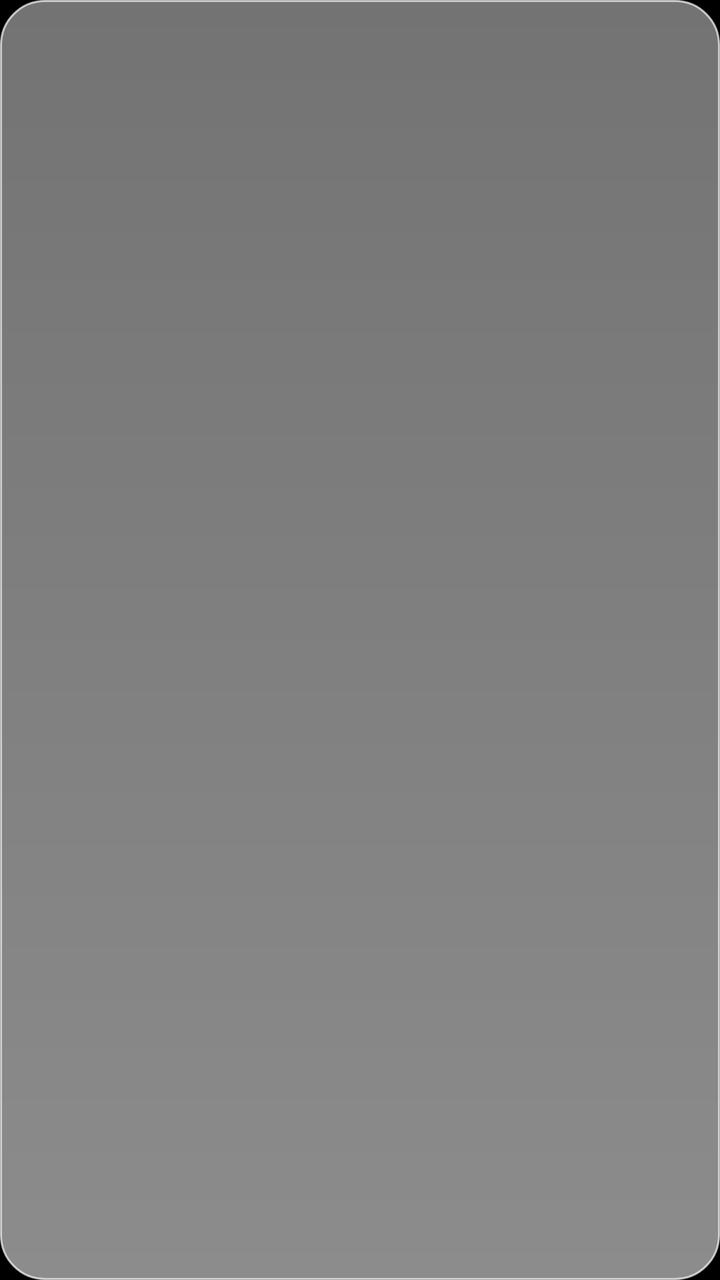
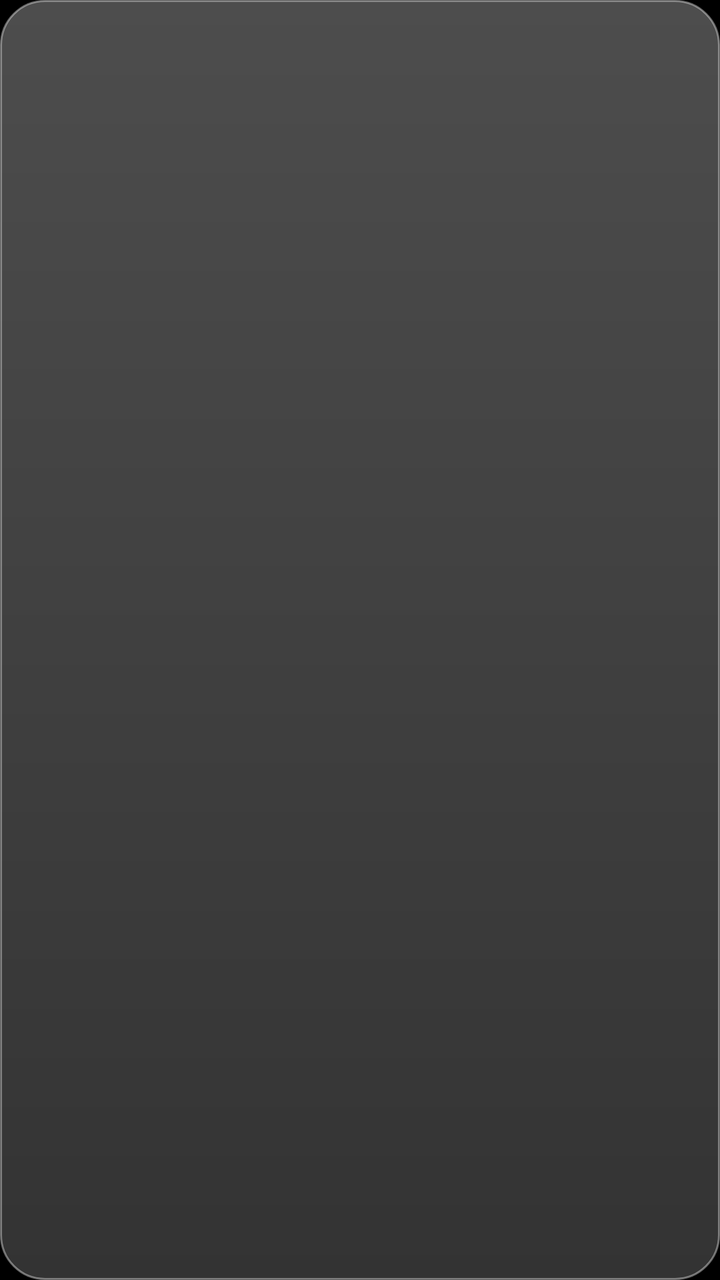

Before-and-after screenshots of an Android layout around one commit, followed by the original layout XML and the change that was made.
<!-- AndroidManifest.xml: application theme android:Theme.NoTitleBar -->
<!-- res/layout/widget_lyrics.xml -->
<?xml version="1.0" encoding="utf-8"?>
<FrameLayout xmlns:android="http://schemas.android.com/apk/res/android"
    android:id="@+id/l_root"
    android:layout_width="match_parent"
    android:layout_height="match_parent"
    android:background="@drawable/widget_glass"
    android:paddingLeft="16dp"
    android:paddingRight="16dp"
    android:paddingTop="14dp"
    android:paddingBottom="14dp">

    <ViewFlipper
        android:id="@+id/l_flip"
        android:layout_width="match_parent"
        android:layout_height="match_parent"
        android:inAnimation="@anim/lw_line_in"
        android:animateFirstView="false">

        <LinearLayout
            android:layout_width="match_parent"
            android:layout_height="match_parent"
            android:orientation="vertical"
            android:gravity="center">

            <TextView
                android:id="@+id/l_prev_line"
                android:layout_width="match_parent"
                android:layout_height="wrap_content"
                android:maxLines="1"
                android:ellipsize="end"
                android:gravity="center"
                android:textAlignment="center"
                android:textColor="#59111318"
                android:textSize="13sp"
                android:shadowColor="#66FFFFFF"
                android:shadowDx="0"
                android:shadowDy="1"
                android:shadowRadius="9"
                android:text="" />

            <TextView
                android:id="@+id/l_line"
                android:layout_width="match_parent"
                android:layout_height="wrap_content"
                android:layout_marginTop="5dp"
                android:layout_marginBottom="5dp"
                android:maxLines="4"
                android:lineSpacingExtra="2dp"
                android:ellipsize="end"
                android:gravity="center"
                android:textAlignment="center"
                android:textColor="#F2111318"
                android:textSize="24sp"
                android:textStyle="bold"
                android:shadowColor="#8CFFFFFF"
                android:shadowDx="0"
                android:shadowDy="1"
                android:shadowRadius="14"
                android:text="" />

            <TextView
                android:id="@+id/l_next"
                android:layout_width="match_parent"
                android:layout_height="wrap_content"
                android:maxLines="1"
                android:ellipsize="end"
                android:gravity="center"
                android:textAlignment="center"
                android:textColor="#99111318"
                android:textSize="14sp"
                android:shadowColor="#66FFFFFF"
                android:shadowDx="0"
                android:shadowDy="1"
                android:shadowRadius="9"
                android:text=" " />
        </LinearLayout>

        <LinearLayout
            android:layout_width="match_parent"
            android:layout_height="match_parent"
            android:orientation="vertical"
            android:gravity="center">

            <TextView
                android:id="@+id/l_prev_line2"
                android:layout_width="match_parent"
                android:layout_height="wrap_content"
                android:maxLines="1"
                android:ellipsize="end"
                android:gravity="center"
                android:textAlignment="center"
                android:textColor="#59111318"
                android:textSize="13sp"
                android:shadowColor="#66FFFFFF"
                android:shadowDx="0"
                android:shadowDy="1"
                android:shadowRadius="9"
                android:text="" />

            <TextView
                android:id="@+id/l_line2"
                android:layout_width="match_parent"
                android:layout_height="wrap_content"
                android:layout_marginTop="5dp"
                android:layout_marginBottom="5dp"
                android:maxLines="4"
                android:lineSpacingExtra="2dp"
                android:ellipsize="end"
                android:gravity="center"
                android:textAlignment="center"
                android:textColor="#F2111318"
                android:textSize="24sp"
                android:textStyle="bold"
                android:shadowColor="#8CFFFFFF"
                android:shadowDx="0"
                android:shadowDy="1"
                android:shadowRadius="14"
                android:text="" />

            <TextView
                android:id="@+id/l_next2"
                android:layout_width="match_parent"
                android:layout_height="wrap_content"
                android:maxLines="1"
                android:ellipsize="end"
                android:gravity="center"
                android:textAlignment="center"
                android:textColor="#99111318"
                android:textSize="14sp"
                android:shadowColor="#66FFFFFF"
                android:shadowDx="0"
                android:shadowDy="1"
                android:shadowRadius="9"
                android:text=" " />
        </LinearLayout>
    </ViewFlipper>
</FrameLayout>
<!-- resources referenced by this layout -->
<resources>
  <!-- drawable widget_glass (drawable) -->
  <?xml version="1.0" encoding="utf-8"?>
  <shape xmlns:android="http://schemas.android.com/apk/res/android"
      android:shape="rectangle">
      <gradient
          android:angle="90"
          android:startColor="#8CFFFFFF"
          android:endColor="#73FFFFFF" />
      <corners android:radius="22dp" />
      <stroke
          android:width="1dp"
          android:color="#B3FFFFFF" />
  </shape>
</resources>

<!-- the commit's change to res/layout/widget_lyrics.xml (unified diff, before → after) -->
@@ -9,129 +9,135 @@
     android:paddingTop="14dp"
     android:paddingBottom="14dp">
 
-    <ViewFlipper
-        android:id="@+id/l_flip"
+    <LinearLayout
         android:layout_width="match_parent"
         android:layout_height="match_parent"
-        android:inAnimation="@anim/lw_line_in"
-        android:animateFirstView="false">
+        android:orientation="vertical"
+        android:gravity="center">
+
+        <TextView
+            android:id="@+id/l_prev_line"
+            android:layout_width="match_parent"
+            android:layout_height="wrap_content"
+            android:maxLines="1"
+            android:ellipsize="end"
+            android:gravity="center"
+            android:textAlignment="center"
+            android:textColor="#5711141A"
+            android:textSize="13sp"
+            android:shadowColor="#66FFFFFF"
+            android:shadowDx="0"
+            android:shadowDy="0"
+            android:shadowRadius="6"
+            android:text="" />
 
         <LinearLayout
             android:layout_width="match_parent"
-            android:layout_height="match_parent"
+            android:layout_height="wrap_content"
+            android:layout_marginTop="5dp"
+            android:layout_marginBottom="5dp"
             android:orientation="vertical"
             android:gravity="center">
 
-            <TextView
-                android:id="@+id/l_prev_line"
-                android:layout_width="match_parent"
+            <FrameLayout
+                android:id="@+id/l_rowA0"
+                android:layout_width="wrap_content"
                 android:layout_height="wrap_content"
-                android:maxLines="1"
-                android:ellipsize="end"
-                android:gravity="center"
-                android:textAlignment="center"
-                android:textColor="#59111318"
-                android:textSize="13sp"
-                android:shadowColor="#66FFFFFF"
-                android:shadowDx="0"
-                android:shadowDy="1"
-                android:shadowRadius="9"
-                android:text="" />
+                android:layout_gravity="center_horizontal">
 
-            <TextView
-                android:id="@+id/l_line"
-                android:layout_width="match_parent"
+                <TextView
+                    android:id="@+id/l_dimA0"
+                    android:layout_width="wrap_content"
+                    android:layout_height="wrap_content"
+                    android:maxLines="1"
+                    android:ellipsize="none"
+                    android:gravity="start"
+                    android:textAlignment="viewStart"
+                    android:textColor="#6B11141A"
+                    android:textSize="24sp"
+                    android:textStyle="bold"
+                    android:shadowColor="#99FFFFFF"
+                    android:shadowDx="0"
+                    android:shadowDy="0"
+                    android:shadowRadius="8"
+                    android:text="" />
+
+                <TextView
+                    android:id="@+id/l_sunA0"
+                    android:layout_width="wrap_content"
+                    android:layout_height="wrap_content"
+                    android:layout_gravity="start"
+                    android:maxLines="1"
+                    android:ellipsize="none"
+                    android:gravity="start"
+                    android:textAlignment="viewStart"
+                    android:textColor="#F011141A"
+                    android:textSize="24sp"
+                    android:textStyle="bold"
+                    android:shadowColor="#99FFFFFF"
+                    android:shadowDx="0"
+                    android:shadowDy="0"
+                    android:shadowRadius="8"
+                    android:text="" />
+            </FrameLayout>
+
+            <FrameLayout
+                android:id="@+id/l_rowA1"
+                android:layout_width="wrap_content"
                 android:layout_height="wrap_content"
-                android:layout_marginTop="5dp"
-                android:layout_marginBottom="5dp"
-                android:maxLines="4"
-                android:lineSpacingExtra="2dp"
-                android:ellipsize="end"
-                android:gravity="center"
-                android:textAlignment="center"
-                android:textColor="#F2111318"
-                android:textSize="24sp"
-                android:textStyle="bold"
-                android:shadowColor="#8CFFFFFF"
-                android:shadowDx="0"
-                android:shadowDy="1"
-                android:shadowRadius="14"
-                android:text="" />
+                android:layout_gravity="center_horizontal">
 
-            <TextView
-                android:id="@+id/l_next"
-                android:layout_width="match_parent"
-                android:layout_height="wrap_content"
-                android:maxLines="1"
-                android:ellipsize="end"
-                android:gravity="center"
-                android:textAlignment="center"
-                android:textColor="#99111318"
-                android:textSize="14sp"
-                android:shadowColor="#66FFFFFF"
-                android:shadowDx="0"
-                android:shadowDy="1"
-                android:shadowRadius="9"
-                android:text=" " />
+                <TextView
+                    android:id="@+id/l_dimA1"
+                    android:layout_width="wrap_content"
+                    android:layout_height="wrap_content"
+                    android:maxLines="1"
+                    android:ellipsize="none"
+                    android:gravity="start"
+                    android:textAlignment="viewStart"
+                    android:textColor="#6B11141A"
+                    android:textSize="24sp"
+                    android:textStyle="bold"
+                    android:shadowColor="#99FFFFFF"
+                    android:shadowDx="0"
+                    android:shadowDy="0"
+                    android:shadowRadius="8"
+                    android:text="" />
+
+                <TextView
+                    android:id="@+id/l_sunA1"
+                    android:layout_width="wrap_content"
+                    android:layout_height="wrap_content"
+                    android:layout_gravity="start"
+                    android:maxLines="1"
+                    android:ellipsize="none"
+                    android:gravity="start"
+                    android:textAlignment="viewStart"
+                    android:textColor="#F011141A"
+                    android:textSize="24sp"
+                    android:textStyle="bold"
+                    android:shadowColor="#99FFFFFF"
+                    android:shadowDx="0"
+                    android:shadowDy="0"
+                    android:shadowRadius="8"
+                    android:text="" />
+            </FrameLayout>
         </LinearLayout>
 
-        <LinearLayout
+        <TextView
+            android:id="@+id/l_next"
             android:layout_width="match_parent"
-            android:layout_height="match_parent"
-            android:orientation="vertical"
-            android:gravity="center">
-
-            <TextView
-                android:id="@+id/l_prev_line2"
-                android:layout_width="match_parent"
-                android:layout_height="wrap_content"
-                android:maxLines="1"
-                android:ellipsize="end"
-                android:gravity="center"
-                android:textAlignment="center"
-                android:textColor="#59111318"
-                android:textSize="13sp"
-                android:shadowColor="#66FFFFFF"
-                android:shadowDx="0"
-                android:shadowDy="1"
-                android:shadowRadius="9"
-                android:text="" />
-
-            <TextView
-                android:id="@+id/l_line2"
-                android:layout_width="match_parent"
-                android:layout_height="wrap_content"
-                android:layout_marginTop="5dp"
-                android:layout_marginBottom="5dp"
-                android:maxLines="4"
-                android:lineSpacingExtra="2dp"
-                android:ellipsize="end"
-                android:gravity="center"
-                android:textAlignment="center"
-                android:textColor="#F2111318"
-                android:textSize="24sp"
-                android:textStyle="bold"
-                android:shadowColor="#8CFFFFFF"
-                android:shadowDx="0"
-                android:shadowDy="1"
-                android:shadowRadius="14"
-                android:text="" />
-
-            <TextView
-                android:id="@+id/l_next2"
-                android:layout_width="match_parent"
-                android:layout_height="wrap_content"
-                android:maxLines="1"
-                android:ellipsize="end"
-                android:gravity="center"
-                android:textAlignment="center"
-                android:textColor="#99111318"
-                android:textSize="14sp"
-                android:shadowColor="#66FFFFFF"
-                android:shadowDx="0"
-                android:shadowDy="1"
-                android:shadowRadius="9"
-                android:text=" " />
-        </LinearLayout>
-    </ViewFlipper>
+            android:layout_height="wrap_content"
+            android:maxLines="1"
+            android:ellipsize="end"
+            android:gravity="center"
+            android:textAlignment="center"
+            android:textColor="#8C11141A"
+            android:textSize="14sp"
+            android:shadowColor="#66FFFFFF"
+            android:shadowDx="0"
+            android:shadowDy="0"
+            android:shadowRadius="6"
+            android:text=" " />
+    </LinearLayout>
 </FrameLayout>
<!-- resource entries referenced after the edit -->
@@ -6,12 +6,12 @@
       android:shape="rectangle">
       <gradient
           android:angle="90"
-          android:startColor="#8CFFFFFF"
-          android:endColor="#73FFFFFF" />
+          android:startColor="#33FFFFFF"
+          android:endColor="#4DFFFFFF" />
       <corners android:radius="22dp" />
       <stroke
           android:width="1dp"
-          android:color="#B3FFFFFF" />
+          android:color="#66FFFFFF" />
   </shape>
 </resources>
 
